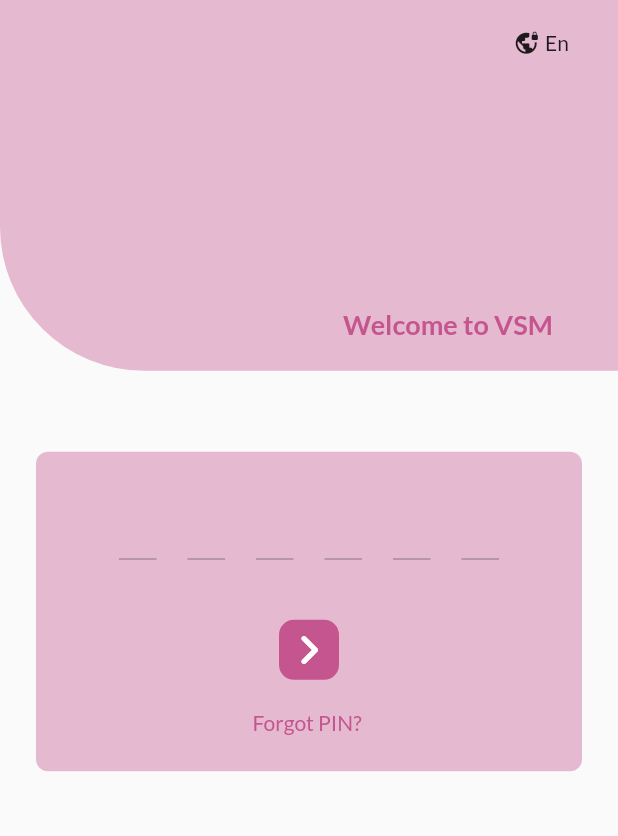
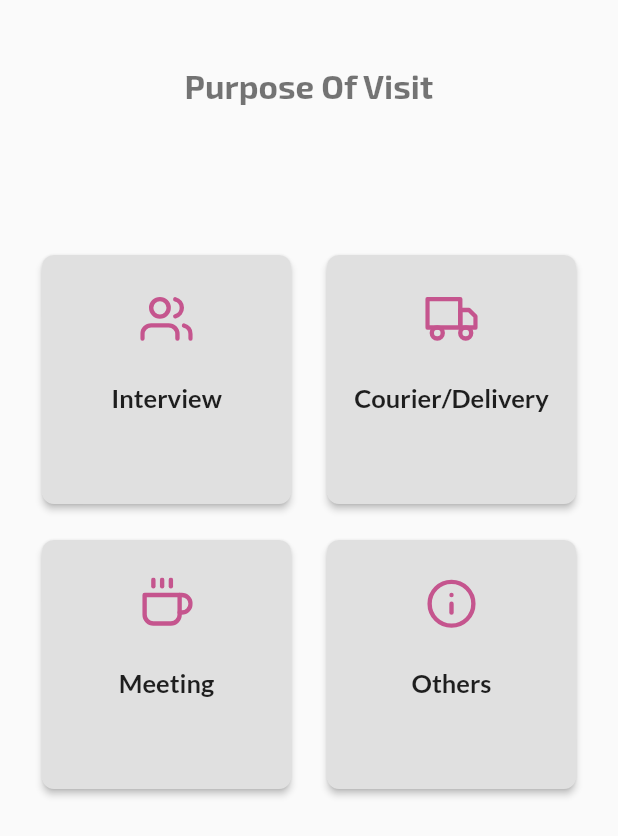
Before and after one commit to awwush/traxsmart-visitor-management-app, a Flutter app: the screen it shows after launch, after a tap on the "chevron right" icon, on a phone screen of 412 x 824 dp. Shown: the top 836 px of the screen. Run offline on Flutter 3.47's test engine with Material 2 defaults, Android fonts, the phone set to English and light mode, and no system bars; drawn by our look-alikes of otp_text_field; our stand-ins replace flutter_feather_icons, google_fonts, shared_preferences; missing offline and left inert: qr_code_scanner.

Commit message:
3 screens done: Purpose of visit, Visitor details & QR Scanner

```diff
--- a/assets/lang/hi.json
+++ b/assets/lang/hi.json
@@ -1,5 +1,5 @@
 {
-  "en" : "Hn",
+  "en" : "हिन्दी",
   "Welcome to VSM" : "वीएसएम में आपका स्वागत है",
   "Forgot PIN" : "पिन भूल गए",
   "Forgot PIN?" : "पिन भूल गए?",
--- a/lib/ui/login.dart
+++ b/lib/ui/login.dart
@@ -4,6 +4,7 @@ import 'package:google_fonts/google_fonts.dart';
 import 'package:otp_text_field/otp_field.dart';
 import 'package:provider/provider.dart';
 import 'package:vms/ui/forgot_password.dart';
+import 'package:vms/ui/purpose_of_visit.dart';
 import 'package:vms/ui/select_language.dart';
 import 'package:vms/extensions/string.dart';
 
@@ -121,10 +122,19 @@ class _LoginScreenState extends State<LoginScreen> {
                                 color: Color(0xffc5558e),
                                 borderRadius:
                                     BorderRadius.all(Radius.circular(10.0))),
-                            child: const Icon(
-                              Icons.chevron_right_rounded,
-                              size: 40.0,
-                              color: Colors.white,
+                            child: GestureDetector(
+                              onTap: () {
+                                Navigator.push(
+                                    context,
+                                    MaterialPageRoute(
+                                        builder: (_) =>
+                                            const PurposeOfVisit()));
+                              },
+                              child: const Icon(
+                                Icons.chevron_right_rounded,
+                                size: 40.0,
+                                color: Colors.white,
+                              ),
                             ),
                           ),
                         ),
--- /dev/null
+++ b/lib/ui/purpose_of_visit.dart
@@ -0,0 +1,105 @@
+import 'package:flutter/material.dart';
+import 'package:google_fonts/google_fonts.dart';
+import 'package:vms/theme/app_theme.dart';
+import 'package:flutter_feather_icons/flutter_feather_icons.dart';
+import 'package:vms/ui/visitor_details.dart';
+
+class PurposeOfVisit extends StatefulWidget {
+  const PurposeOfVisit({Key? key}) : super(key: key);
+
+  @override
+  _PurposeOfVisitState createState() => _PurposeOfVisitState();
+}
+
+class _PurposeOfVisitState extends State<PurposeOfVisit> {
+  late ThemeData theme;
+  late CustomTheme customTheme;
+
+  @override
+  void initState() {
+    super.initState();
+    theme = AppTheme.theme;
+    customTheme = AppTheme.customTheme;
+  }
+
+  Widget _buildSinglePurpose({String? title, IconData? icon}) {
+    return GestureDetector(
+      onTap: () {
+        Navigator.push(
+            context, MaterialPageRoute(builder: (_) => const VisitorDetails()));
+      },
+      child: Card(
+        color: Colors.grey.shade300,
+        shape: RoundedRectangleBorder(borderRadius: BorderRadius.circular(8.0)),
+        elevation: 2,
+        // clipBehavior: Clip.hardEdge,
+        child: Column(
+          // mainAxisSize: MainAxisSize.min,
+          children: [
+            const SizedBox(
+              height: 25,
+            ),
+            Icon(
+              icon,
+              size: 35,
+              color: const Color(0xffc5558e),
+            ),
+            const SizedBox(
+              height: 25,
+            ),
+            Text(
+              title!,
+              style: GoogleFonts.lato(
+                textStyle: const TextStyle(
+                  fontWeight: FontWeight.w600,
+                  fontSize: 17,
+                ),
+              ),
+            ),
+          ],
+        ),
+      ),
+    );
+  }
+
+  @override
+  Widget build(BuildContext context) {
+    return Scaffold(
+      body: ListView(
+        padding: const EdgeInsets.fromLTRB(24, 44, 24, 24),
+        children: [
+          Center(
+            child: Text(
+              "Purpose Of Visit",
+              style: GoogleFonts.exo2(
+                textStyle: const TextStyle(
+                  fontSize: 22,
+                  fontWeight: FontWeight.w700,
+                  color: Colors.black54,
+                ),
+              ),
+            ),
+          ),
+          const SizedBox(
+            height: 80,
+          ),
+          GridView.count(
+            padding: const EdgeInsets.fromLTRB(0, 16, 0, 84),
+            shrinkWrap: true,
+            //physics: ClampingScrollPhysics(),
+            crossAxisCount: 2,
+            mainAxisSpacing: 16,
+            crossAxisSpacing: 16,
+            children: [
+              _buildSinglePurpose(title: 'Interview', icon: FeatherIcons.users),
+              _buildSinglePurpose(
+                  title: 'Courier/Delivery', icon: FeatherIcons.truck),
+              _buildSinglePurpose(title: 'Meeting', icon: FeatherIcons.coffee),
+              _buildSinglePurpose(title: 'Others', icon: FeatherIcons.info),
+            ],
+          )
+        ],
+      ),
+    );
+  }
+}
--- a/lib/ui/select_language.dart
+++ b/lib/ui/select_language.dart
@@ -96,7 +96,7 @@ class _SelectLanguageDialogState extends State<SelectLanguageDialog> {
                       width: MediaQuery.of(context).size.width,
                       height: 40,
                       decoration: BoxDecoration(
-                        color: customTheme.medicarePrimary,
+                        color: Color(0xffc5558e),
                         borderRadius:
                             const BorderRadius.all(Radius.circular(8.0)),
                       ),
@@ -136,7 +136,7 @@ class _SelectLanguageDialogState extends State<SelectLanguageDialog> {
                 },
                 groupValue: currentLanguage,
                 value: language,
-                activeColor: AppTheme.customTheme.medicarePrimary,
+                activeColor: Color(0xffc5558e),
               ),
               Text(
                 language.languageName,
--- a/pubspec.yaml
+++ b/pubspec.yaml
@@ -39,7 +39,10 @@ dependencies:
   otp_text_field: ^1.1.1
   shared_preferences: ^2.0.11
   provider: ^5.0.0
-
+  flutter_feather_icons: ^2.0.0+1
+  qr_code_scanner: ^0.6.1
+  flutter_rating_stars: ^1.0.3+4
+  flutter_swipe_button: ^1.1.0
 
 dev_dependencies:
   flutter_test:
```
Also changed, not shown: lib/ui/qr_scan.dart (added, +134 -0 lines), lib/ui/scan_detail.dart (added, +28 -0 lines), lib/ui/visitor_details.dart (added, +174 -0 lines), pubspec.lock.
